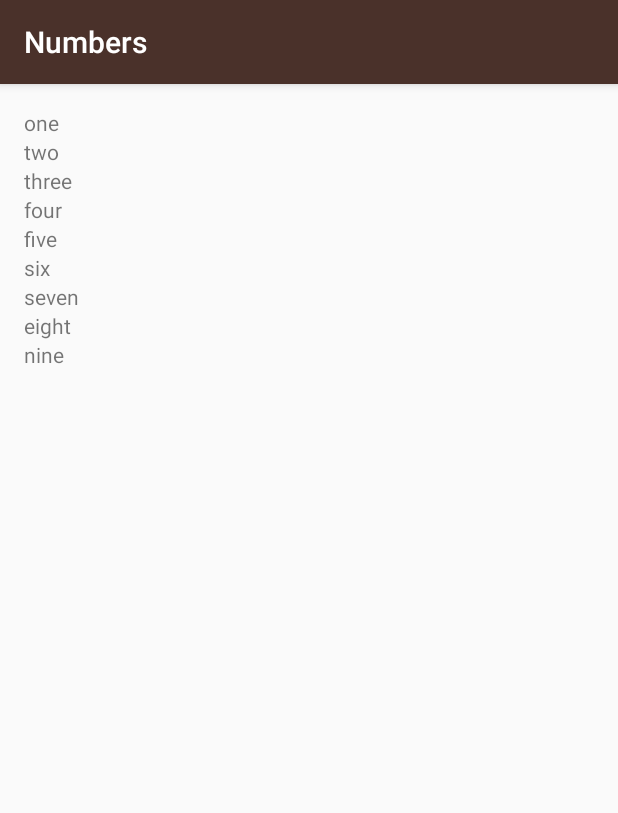
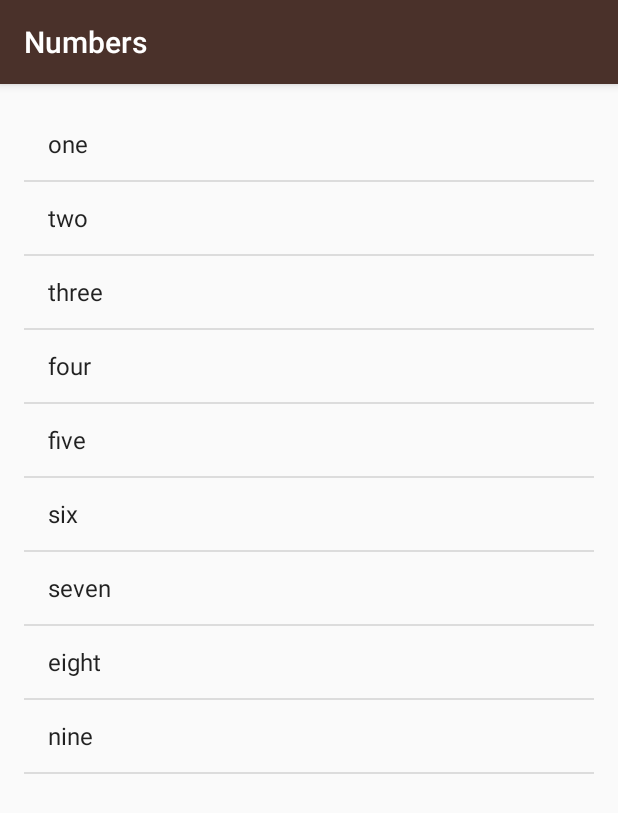
Before and after one commit to harindersingh/LearningAndroid, an Android app: the NumbersActivity screen opened directly, with no data from a screen before it, on a phone screen of 412 x 824 dp. Shown: the top 813 px of the screen. Run offline under Robolectric (Android 15) with nearby library versions, the phone set to English and light mode, and no system bars.

Commit message:
View Recycling using ArrayAdapter and ListView

```diff
--- a/Miwok/app/src/main/java/com/example/android/miwok/NumbersActivity.java
+++ b/Miwok/app/src/main/java/com/example/android/miwok/NumbersActivity.java
@@ -3,7 +3,9 @@ package com.example.android.miwok;
 import android.support.v7.app.AppCompatActivity;
 import android.os.Bundle;
 import android.util.Log;
+import android.widget.ArrayAdapter;
 import android.widget.LinearLayout;
+import android.widget.ListView;
 import android.widget.TextView;
 
 import java.util.ArrayList;
@@ -27,20 +29,11 @@ public class NumbersActivity extends AppCompatActivity {
         words.add("eight");
         words.add("nine");
 
-        // Find the root view so we can add child views to it
-        LinearLayout rootView = (LinearLayout) findViewById(R.id.rootView);
+        ArrayAdapter<String> itemsAdapter =
+                new ArrayAdapter<>(this, android.R.layout.simple_list_item_1, words);
 
-        // Keep looping until we've reached the end of the list (which means keep looping
-        // as long as the current index position is less than the length of the list)
-        for (int index = 0; index < words.size(); index++) {
-            // Create a new TextView
-            TextView wordView = new TextView(this);
+        ListView listView = (ListView) findViewById(R.id.list);
 
-            // Set the text to be word at the current index
-            wordView.setText(words.get(index));
-
-            // Add this TextView as another child to the root view of this layout
-            rootView.addView(wordView);
-        }
+        listView.setAdapter(itemsAdapter);
     }
 }
--- a/Miwok/app/src/main/res/layout/activity_numbers.xml
+++ b/Miwok/app/src/main/res/layout/activity_numbers.xml
@@ -1,14 +1,12 @@
 <?xml version="1.0" encoding="utf-8"?>
-<LinearLayout xmlns:android="http://schemas.android.com/apk/res/android"
+<ListView xmlns:android="http://schemas.android.com/apk/res/android"
     xmlns:tools="http://schemas.android.com/tools"
+    android:id="@+id/list"
+    android:orientation="vertical"
     android:layout_width="match_parent"
     android:layout_height="match_parent"
     android:paddingBottom="@dimen/activity_vertical_margin"
     android:paddingLeft="@dimen/activity_horizontal_margin"
     android:paddingRight="@dimen/activity_horizontal_margin"
     android:paddingTop="@dimen/activity_vertical_margin"
-    android:orientation="vertical"
-    android:id="@+id/rootView"
-    tools:context="com.example.android.miwok.NumbersActivity">
-
-</LinearLayout>
+    tools:context="com.example.android.miwok.NumbersActivity"/>
```
